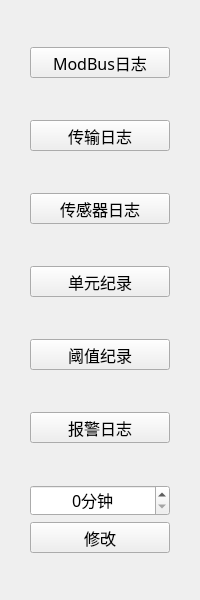
Before: the Qt Designer form IDC_TestSystem/eload/eload_toolbox/eload_logstoolwid.ui in ChinaClever/IDC_TestSystem, drawn with Qt 5.
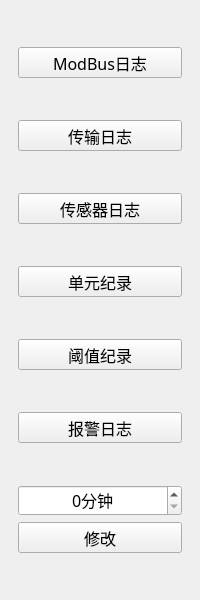
After: the same form once the commit is applied.

The edit to the form file:
```diff
--- a/IDC_TestSystem/eload/eload_toolbox/eload_logstoolwid.ui
+++ b/IDC_TestSystem/eload/eload_toolbox/eload_logstoolwid.ui
@@ -21,10 +21,10 @@
   </property>
   <layout class="QVBoxLayout" name="verticalLayout">
    <property name="leftMargin">
-    <number>30</number>
+    <number>18</number>
    </property>
    <property name="rightMargin">
-    <number>30</number>
+    <number>18</number>
    </property>
    <item>
     <spacer name="verticalSpacer">
```
